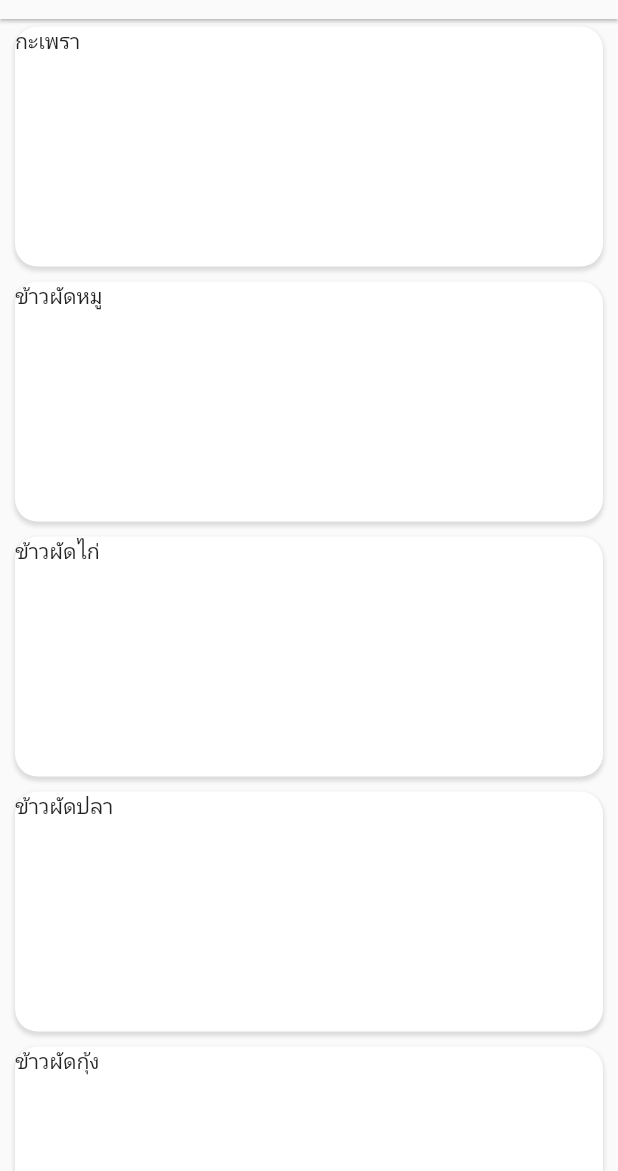
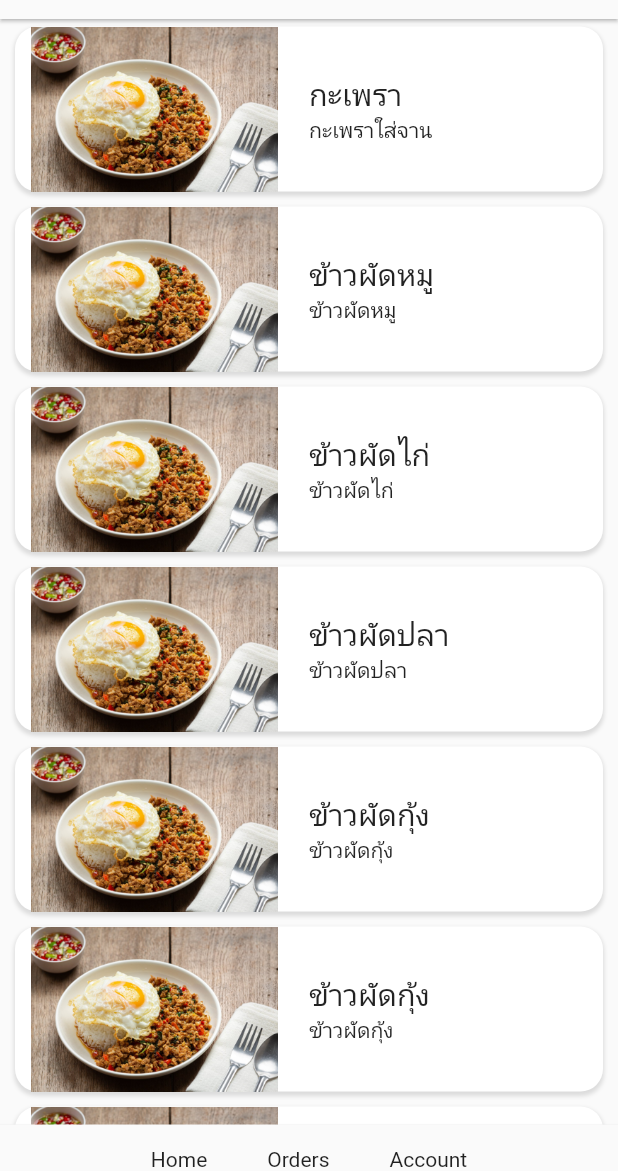
Before and after one commit to tiees288/Food-Flutter, a Flutter app: the screen it shows after launch, on a phone screen of 412 x 824 dp, the part 65-1236 px from its top. Run offline on Flutter 3.47's test engine with Material 2 defaults, Android fonts, the light colour scheme and no system bars; missing offline and left inert: dart:ffi.

Commit message:
Commit UI Layout

```diff
--- a/lib/Models/Food.dart
+++ b/lib/Models/Food.dart
@@ -5,6 +5,7 @@ class Food {
   String name;
   String description;
   String price;
+  String imgPath;
 
-  Food(this.id, this.name, this.description, this.price);
+  Food(this.id, this.name, this.description, this.price, this.imgPath);
 }
--- a/lib/Widgets/list_containers.dart
+++ b/lib/Widgets/list_containers.dart
@@ -5,10 +5,11 @@ class MainContainer extends StatelessWidget {
   const MainContainer({super.key, this.child});
   @override
   Widget build(BuildContext context) {
+    // Tap By >>InkWell
     return Container(
       margin: const EdgeInsets.only(top: 5, bottom: 5, left: 10, right: 10),
       width: MediaQuery.of(context).size.width,
-      height: 160,
+      height: 110,
       decoration: const BoxDecoration(
         color: Colors.white,
         borderRadius: BorderRadius.all(Radius.circular(15)),
--- a/lib/main.dart
+++ b/lib/main.dart
@@ -1,3 +1,5 @@
+import 'package:flutter/services.dart';
+
 import 'Widgets/button.dart';
 import 'Models/Food.dart';
 import 'package:flutter/material.dart';
@@ -18,11 +20,16 @@ class MyAppWid extends StatelessWidget {
     }
 
     List<Food> FoodList = [
-      Food(1, "กะเพรา", "กะเพราใส่จาน", "50"),
-      Food(2, "ข้าวผัดหมู", "ข้าวผัดหมู", "60"),
-      Food(3, "ข้าวผัดไก่", "ข้าวผัดไก่", "55"),
-      Food(4, "ข้าวผัดปลา", "ข้าวผัดปลา", "55"),
-      Food(5, "ข้าวผัดกุ้ง", "ข้าวผัดกุ้ง", "70"),
+      Food(1, "กะเพรา", "กะเพราใส่จาน", "50", "assets/images/กะเพรา.jpg"),
+      Food(2, "ข้าวผัดหมู", "ข้าวผัดหมู", "60", "assets/images/กะเพรา.jpg"),
+      Food(3, "ข้าวผัดไก่", "ข้าวผัดไก่", "55", "assets/images/กะเพรา.jpg"),
+      Food(4, "ข้าวผัดปลา", "ข้าวผัดปลา", "55", "assets/images/กะเพรา.jpg"),
+      Food(5, "ข้าวผัดกุ้ง", "ข้าวผัดกุ้ง", "70", "assets/images/กะเพรา.jpg"),
+      Food(6, "ข้าวผัดกุ้ง", "ข้าวผัดกุ้ง", "70", "assets/images/กะเพรา.jpg"),
+      Food(7, "ข้าวผัดกุ้ง", "ข้าวผัดกุ้ง", "70", "assets/images/กะเพรา.jpg"),
+      Food(8, "ข้าวผัดกุ้ง", "ข้าวผัดกุ้ง", "70", "assets/images/กะเพรา.jpg"),
+      Food(9, "ข้าวผัดกุ้ง", "ข้าวผัดกุ้ง", "70", "assets/images/กะเพรา.jpg"),
+      Food(10, "ข้าวผัดกุ้ง", "ข้าวผัดกุ้ง", "70", "assets/images/กะเพรา.jpg"),
     ];
 
     return MaterialApp(
@@ -40,25 +47,67 @@ class MyAppWid extends StatelessWidget {
             ),
             backgroundColor: Colors.grey.shade50,
           ),
+          bottomNavigationBar: BottomAppBar(
+              elevation: 1.0,
+              color: Colors.grey.shade50,
+              child: Row(
+                mainAxisAlignment: MainAxisAlignment.center,
+                children: [
+                  Padding(
+                    padding: EdgeInsets.only(
+                        top: 15, bottom: 0, left: 20, right: 20),
+                    child: Text("Home"),
+                  ),
+                  Padding(
+                    padding: EdgeInsets.only(
+                        top: 15, bottom: 0, left: 20, right: 20),
+                    child: Text("Orders"),
+                  ),
+                  Padding(
+                    padding: EdgeInsets.only(
+                        top: 15, bottom: 0, left: 20, right: 20),
+                    child: Text("Account"),
+                  ),
+                ],
+              )),
           body: Column(children: [
-            // Container(
-            //     margin: EdgeInsets.only(top: 10, left: 15),
-            //     child: Align(
-            //         alignment: Alignment.topLeft,
-            //         child: Text(
-            //           "Recommended",
-            //           style: TextStyle(
-            //               color: Colors.black,
-            //               fontSize: 22,
-            //               fontWeight: FontWeight.bold),
-            //         ))),
             Expanded(
                 child: ListView.builder(
                     itemCount: FoodList.length,
                     itemBuilder: (BuildContext context, int index) {
                       String foodName = FoodList[index].name;
+                      String foodImg = FoodList[index].imgPath;
+                      String foodDesc = FoodList[index].description;
                       return MainContainer(
-                        child: Text('$foodName'),
+                        child: Row(
+                          children: [
+                            SizedBox(
+                              height: MediaQuery.of(context).size.height,
+                              width:
+                                  (MediaQuery.of(context).size.width / 2) - 20,
+                              child: Image.asset(foodImg),
+                            ),
+                            Container(
+                                alignment: Alignment.topCenter,
+                                padding: EdgeInsets.only(left: 10),
+                                child: Column(
+                                  mainAxisAlignment: MainAxisAlignment.center,
+                                  crossAxisAlignment: CrossAxisAlignment.start,
+                                  children: [
+                                    Text(
+                                      '$foodName',
+                                      style: TextStyle(
+                                          fontSize: 20,
+                                          fontWeight: FontWeight.w300),
+                                    ),
+                                    Text('$foodDesc',
+                                        style: TextStyle(
+                                          fontSize: 14,
+                                        )),
+                                  ],
+                                ))
+                          ],
+                        ),
                       );
                     })),
             // MainContainer(
--- a/pubspec.yaml
+++ b/pubspec.yaml
@@ -58,7 +58,8 @@ flutter:
   # the material Icons class.
   uses-material-design: true
   # To add assets to your application, add an assets section, like this:
-  # assets:
+  assets:
+    - assets/images/
   #   - images/a_dot_burr.jpeg
   #   - images/a_dot_ham.jpeg
   # An image asset can refer to one or more resolution-specific "variants", see
```
Also changed, not shown: assets/images/กะเพรา.jpg (added), 2 other files.
